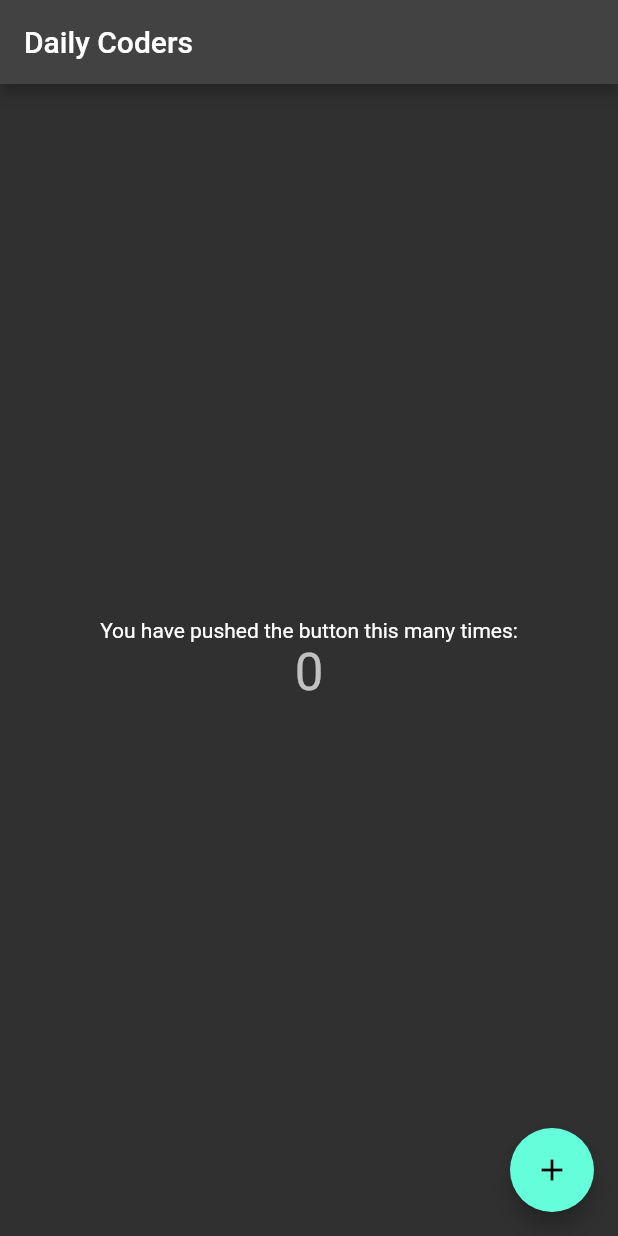
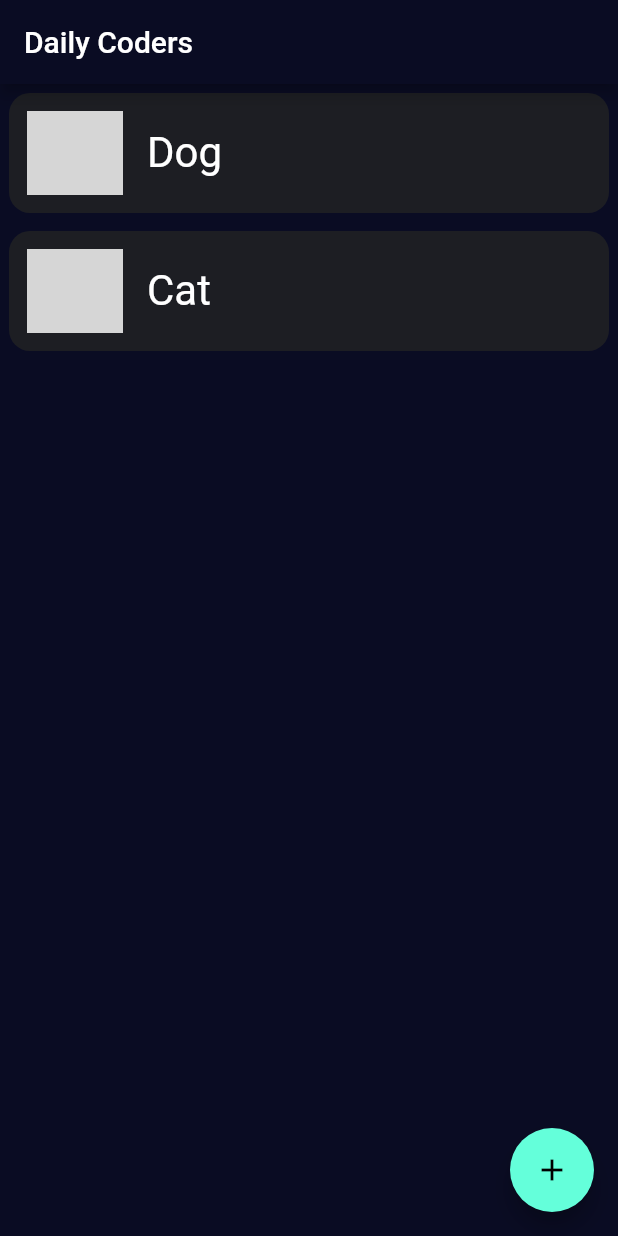
Before and after one commit to GouravShDev/dailyCoders, a Flutter app: the screen it shows after launch, on a phone screen of 412 x 824 dp. Run offline on Flutter 3.47's test engine with Material 2 defaults, Android fonts, the phone set to English and light mode, and no system bars; network calls fail; grey boxes are pictures that could not be loaded.

Commit message:
ListItem ,ListItemWidget added

```diff
--- /dev/null
+++ b/lib/constants.dart
@@ -0,0 +1,18 @@
+import 'package:flutter/material.dart';
+
+/*
+Constants
+*/
+const Color appBarColor = Color(0xFF0A0C23);
+const Color scaffoldColor = Color(0xFF0A0C23);
+const Color listColor = Color(0xff1D1E23);
+const Color floatingButtonbackground = Color(0xff006778);
+const TextStyle textStyle = TextStyle(color: Colors.white, fontSize: 28.0);
+
+/*
+Theme data
+*/
+ThemeData appTheme = ThemeData.dark().copyWith(
+  appBarTheme: const AppBarTheme(color: appBarColor),
+  scaffoldBackgroundColor: scaffoldColor,
+);
--- /dev/null
+++ b/lib/layers/data/list_items.dart
@@ -0,0 +1,12 @@
+import '../item/ListItem.dart';
+
+final List<ListItem> listItems = [
+  const ListItem(
+      name: "Dog",
+      urlImage:
+          "https://images.unsplash.com/photo-1507146426996-ef05306b995a?ixlib=rb-1.2.1&ixid=MnwxMjA3fDB8MHxzZWFyY2h8Mnx8cHVwcHklMjBkb2d8ZW58MHx8MHx8&w=1000&q=80"),
+  const ListItem(
+      name: "Cat",
+      urlImage:
+          "https://cdn.britannica.com/91/181391-050-1DA18304/cat-toes-paw-number-paws-tiger-tabby.jpg?q=60"),
+];
--- /dev/null
+++ b/lib/layers/item/ListItem.dart
@@ -0,0 +1,8 @@
+import 'package:flutter/cupertino.dart';
+
+class ListItem {
+  final String name;
+  final String urlImage;
+
+  const ListItem({required this.name, required this.urlImage});
+}
--- a/lib/layers/ui/common_widgets/custom_card.dart
+++ b/lib/layers/ui/common_widgets/custom_card.dart
@@ -1,8 +1,6 @@
 import 'package:flutter/material.dart';
 
-class CustomCard extends StatelessWidget {
-  const CustomCard({Key? key}) : super(key: key);
-
+class CodersList extends StatelessWidget {
   @override
   Widget build(BuildContext context) {
     return Container();
--- a/lib/layers/ui/pages/home/home_page.dart
+++ b/lib/layers/ui/pages/home/home_page.dart
@@ -1,4 +1,8 @@
 import 'package:flutter/material.dart';
+import '../../common_widgets/custom_card.dart';
+import '../../../item/ListItem.dart';
+import '../../../data/list_items.dart';
+import '../../widgets/list_item_widgets.dart';
 
 class MyHomePage extends StatefulWidget {
   const MyHomePage({Key? key}) : super(key: key);
@@ -8,37 +12,20 @@ class MyHomePage extends StatefulWidget {
 }
 
 class _MyHomePageState extends State<MyHomePage> {
-  int _counter = 0;
-
-  void _incrementCounter() {
-    setState(() {
-      _counter++;
-    });
-  }
-
+  final List<ListItem> items = List.from(listItems);
   @override
   Widget build(BuildContext context) {
     return Scaffold(
       appBar: AppBar(
         title: const Text("Daily Coders"),
       ),
-      body: Center(
-        child: Column(
-          mainAxisAlignment: MainAxisAlignment.center,
-          children: <Widget>[
-            const Text(
-              'You have pushed the button this many times:',
-            ),
-            Text(
-              '$_counter',
-              style: Theme.of(context).textTheme.headline4,
-            ),
-          ],
-        ),
+      body: AnimatedList(
+        initialItemCount: items.length,
+        itemBuilder: (context, index, animation) =>
+            ListItemWidget(item: items[index]),
       ),
       floatingActionButton: FloatingActionButton(
-        onPressed: _incrementCounter,
-        tooltip: 'Increment',
+        onPressed: () {},
         child: const Icon(Icons.add),
       ),
     );
--- /dev/null
+++ b/lib/layers/ui/widgets/list_item_widgets.dart
@@ -0,0 +1,29 @@
+import 'package:daily_coders/constants.dart';
+import 'package:flutter/material.dart';
+import '../../item/ListItem.dart';
+
+class ListItemWidget extends StatelessWidget {
+  final ListItem item;
+  // final VoidCallback? onClicked;
+  const ListItemWidget({required this.item});
+
+  @override
+  Widget build(BuildContext context) {
+    return Container(
+      margin: const EdgeInsets.all(6),
+      decoration: BoxDecoration(
+          color: listColor, borderRadius: BorderRadius.circular(14.0)),
+      child: ListTile(
+        contentPadding: const EdgeInsets.all(12.0),
+        leading: CircleAvatar(
+          radius: 32,
+          backgroundImage: NetworkImage(item.urlImage),
+        ),
+        title: Text(
+          item.name,
+          style: textStyle,
+        ),
+      ),
+    );
+  }
+}
--- a/lib/main.dart
+++ b/lib/main.dart
@@ -1,5 +1,6 @@
 import 'package:daily_coders/layers/ui/pages/home/home_page.dart';
 import 'package:flutter/material.dart';
+import 'constants.dart';
 
 void main() {
   runApp(const MyApp());
@@ -12,10 +13,7 @@ class MyApp extends StatelessWidget {
   Widget build(BuildContext context) {
     return MaterialApp(
       title: 'Daily Coders',
-      theme: ThemeData(
-        primarySwatch: Colors.blue,
-        brightness: Brightness.dark,
-      ),
+      theme: appTheme,
       home: const MyHomePage(),
     );
   }
```
